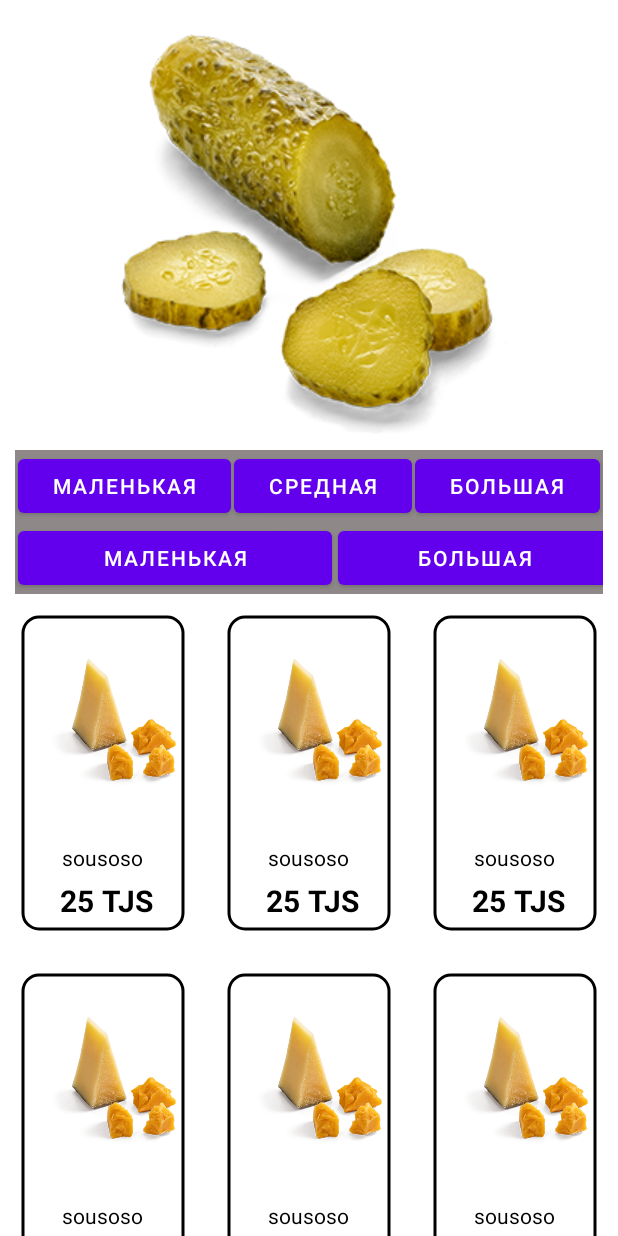
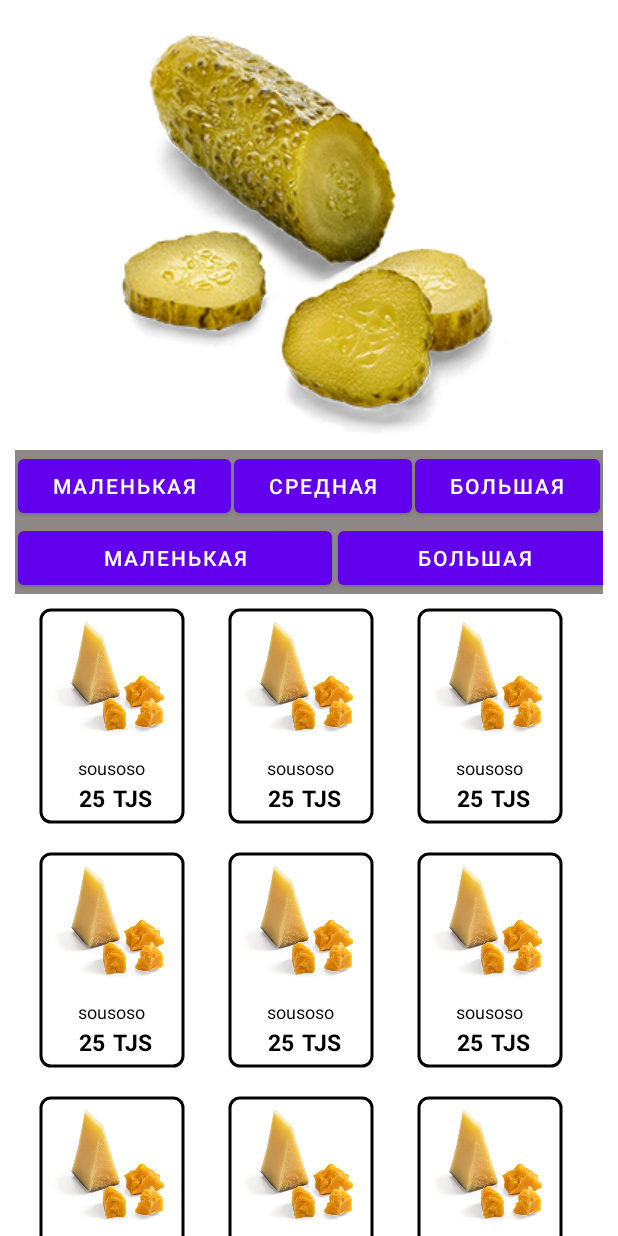
Before and after one commit to islom-din/dodo-ilmhona-proSkills, an Android app: the screen it shows after launch (MainActivity), on a phone screen of 412 x 824 dp. Run offline under Robolectric (Android 15) with nearby library versions, the phone set to English and light mode, and no system bars.

```diff
--- a/app/src/main/res/layout/item_recycler_sous_view.xml
+++ b/app/src/main/res/layout/item_recycler_sous_view.xml
@@ -3,30 +3,30 @@
     xmlns:app="http://schemas.android.com/apk/res-auto"
     android:layout_width="wrap_content"
     android:layout_height="wrap_content"
-    android:layout_margin="10dp">
+    android:layout_margin="5dp">
 
     <com.google.android.material.imageview.ShapeableImageView
         android:id="@+id/seconcklik"
         android:layout_width="0dp"
         android:layout_height="0dp"
-        app:strokeWidth="2dp"
-        app:strokeColor="#FF5722"
+        android:padding="5dp"
         android:visibility="invisible"
-        android:padding="5dp"
-        app:shapeAppearance="@style/shape_img"
         app:layout_constraintBottom_toBottomOf="@+id/linearLayout_continer"
         app:layout_constraintEnd_toEndOf="parent"
         app:layout_constraintStart_toStartOf="@+id/linearLayout_continer"
-        app:layout_constraintTop_toTopOf="@+id/linearLayout_continer" />
+        app:layout_constraintTop_toTopOf="@+id/linearLayout_continer"
+        app:shapeAppearance="@style/shape_img"
+        app:strokeColor="#FF5722"
+        app:strokeWidth="2dp" />
 
     <ImageView
         android:id="@+id/select_image"
         android:layout_width="30dp"
         android:layout_height="30dp"
+        android:layout_marginTop="11dp"
+        android:layout_marginEnd="11dp"
         android:src="@drawable/baseline_check_circle_outline_24"
-        android:layout_marginEnd="11dp"
         android:visibility="invisible"
-        android:layout_marginTop="11dp"
         app:layout_constraintEnd_toEndOf="parent"
         app:layout_constraintTop_toTopOf="parent" />
 
@@ -40,28 +40,30 @@
         app:layout_constraintBottom_toBottomOf="parent"
         app:layout_constraintEnd_toEndOf="parent"
         app:layout_constraintStart_toStartOf="parent"
-        app:layout_constraintTop_toTopOf="parent"
-      >
+        app:layout_constraintTop_toTopOf="parent">
 
 
         <ImageView
             android:id="@+id/imageSous"
             android:layout_width="100dp"
-            android:layout_height="120dp"
-            android:layout_margin="15dp"
-            android:padding="5dp"
+            android:layout_height="100dp"
+            android:layout_marginEnd="5dp"
+
+            android:contentDescription="TODO"
+            android:padding="10dp"
             android:src="@drawable/ogursipng"
-            app:shapeAppearance="@style/shape_img"
-            android:contentDescription="TODO" />
+            app:shapeAppearance="@style/shape_img" />
 
         <TextView
             android:id="@+id/sous_name"
+            style="@style/TextAppearance.AppCompat.Large"
             android:layout_width="wrap_content"
             android:layout_height="wrap_content"
             android:layout_gravity="center_horizontal"
-            android:layout_margin="5dp"
-            android:text="namee"
-            android:textColor="@color/black" />
+            android:layout_margin="1dp"
+            android:text="Namee"
+            android:textColor="@color/black"
+            android:textSize="12sp" />
 
         <LinearLayout
             android:layout_width="wrap_content"
@@ -76,7 +78,7 @@
                 android:layout_margin="5dp"
                 android:text="22"
                 android:textColor="@color/black"
-                android:textSize="20sp"
+                android:textSize="15sp"
                 android:textStyle="bold" />
 
             <TextView
@@ -85,23 +87,31 @@
                 android:layout_gravity="center_horizontal"
                 android:text="TJS"
                 android:textColor="@color/black"
-                android:textSize="20sp"
+                android:textSize="15sp"
                 android:textStyle="bold" />
 
         </LinearLayout>
 
     </LinearLayout>
+
     <com.google.android.material.imageview.ShapeableImageView
         android:id="@+id/isoncklik"
-        android:layout_width="0dp"
-        android:layout_height="0dp"
-        app:strokeWidth="2dp"
-        app:strokeColor="@color/black"
+        android:layout_width="105dp"
+        android:layout_height="152dp"
+        android:padding="5dp"
         android:visibility="visible"
-        android:padding="5dp"
-        app:shapeAppearance="@style/shape_img"
         app:layout_constraintBottom_toBottomOf="@+id/linearLayout_continer"
         app:layout_constraintEnd_toEndOf="parent"
         app:layout_constraintStart_toStartOf="@+id/linearLayout_continer"
-        app:layout_constraintTop_toTopOf="@+id/linearLayout_continer" />
+        app:layout_constraintTop_toTopOf="@+id/linearLayout_continer"
+        app:shapeAppearance="@style/shape_img"
+        app:strokeColor="@color/black"
+        app:strokeWidth="2dp" />
+
+    <androidx.constraintlayout.widget.Guideline
+        android:id="@+id/guideline2"
+        android:layout_width="wrap_content"
+        android:layout_height="wrap_content"
+        android:orientation="vertical"
+        app:layout_constraintGuide_end="89dp" />
 </androidx.constraintlayout.widget.ConstraintLayout>
--- a/app/src/main/res/layout/view_show_fragment.xml
+++ b/app/src/main/res/layout/view_show_fragment.xml
@@ -4,10 +4,6 @@
     xmlns:tools="http://schemas.android.com/tools"
     android:layout_width="match_parent"
     android:layout_height="match_parent">
-
-
-
-
 
 
     <ImageView
@@ -89,12 +85,33 @@
 
     <androidx.recyclerview.widget.RecyclerView
         android:id="@+id/rec_sous"
-        android:layout_width="match_parent"
+        android:layout_width="0dp"
         android:layout_height="0dp"
         app:layout_constraintBottom_toBottomOf="parent"
-        app:layout_constraintEnd_toEndOf="parent"
-        app:layout_constraintHorizontal_bias="0.5"
-        app:layout_constraintStart_toStartOf="parent"
-        app:layout_constraintTop_toBottomOf="@+id/linearLayout2" />
+        app:layout_constraintEnd_toStartOf="@+id/guideline4"
+        app:layout_constraintHorizontal_bias="0.0"
+        app:layout_constraintStart_toStartOf="@+id/guideline3"
+        app:layout_constraintTop_toBottomOf="@+id/linearLayout2"
+        app:layout_constraintVertical_bias="0.0" />
+
+    <androidx.constraintlayout.widget.Barrier
+        android:id="@+id/barrier2"
+        android:layout_width="wrap_content"
+        android:layout_height="wrap_content"
+        app:barrierDirection="left" />
+
+    <androidx.constraintlayout.widget.Guideline
+        android:id="@+id/guideline3"
+        android:layout_width="wrap_content"
+        android:layout_height="wrap_content"
+        android:orientation="vertical"
+        app:layout_constraintGuide_percent="0.04" />
+
+    <androidx.constraintlayout.widget.Guideline
+        android:id="@+id/guideline4"
+        android:layout_width="wrap_content"
+        android:layout_height="wrap_content"
+        android:orientation="vertical"
+        app:layout_constraintGuide_percent="0.96" />
 
 </androidx.constraintlayout.widget.ConstraintLayout>
--- a/app/src/main/res/values/themes.xml
+++ b/app/src/main/res/values/themes.xml
@@ -14,6 +14,6 @@
         <!-- Customize your theme here. -->
     </style>
     <style name="shape_img">
-        <item name="cornerSize">10%</item>
+        <item name="cornerSize">7%</item>
     </style>
 </resources>
```
